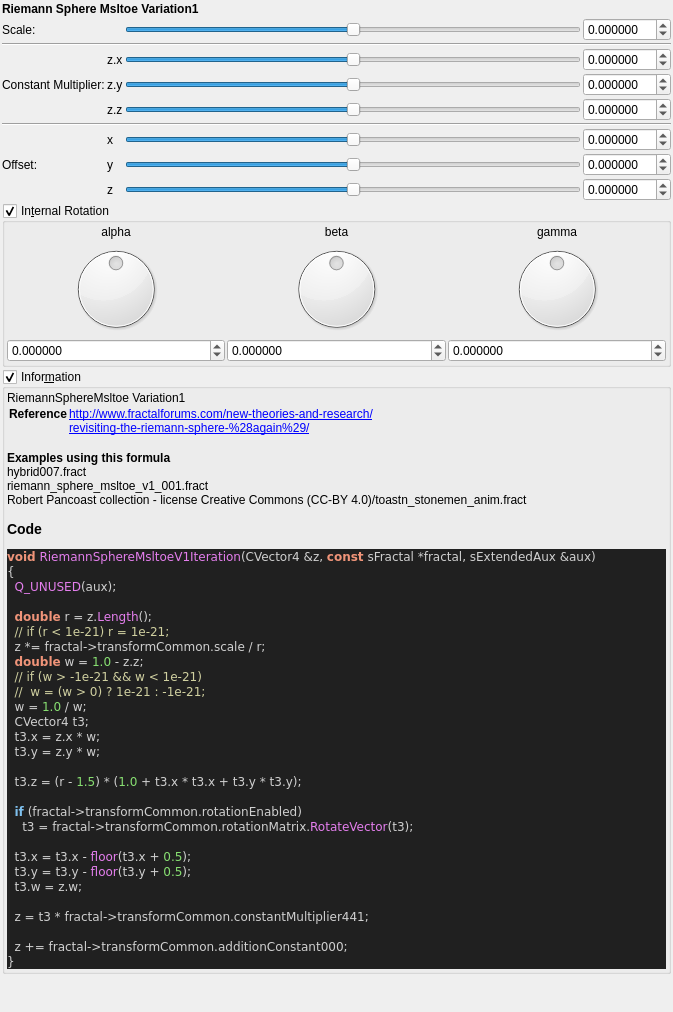
Before: the Qt Designer form mandelbulber2/formula/ui/fractal_riemann_sphere_msltoe_v1.ui in buddhi1980/mandelbulber2, drawn with Qt 5.
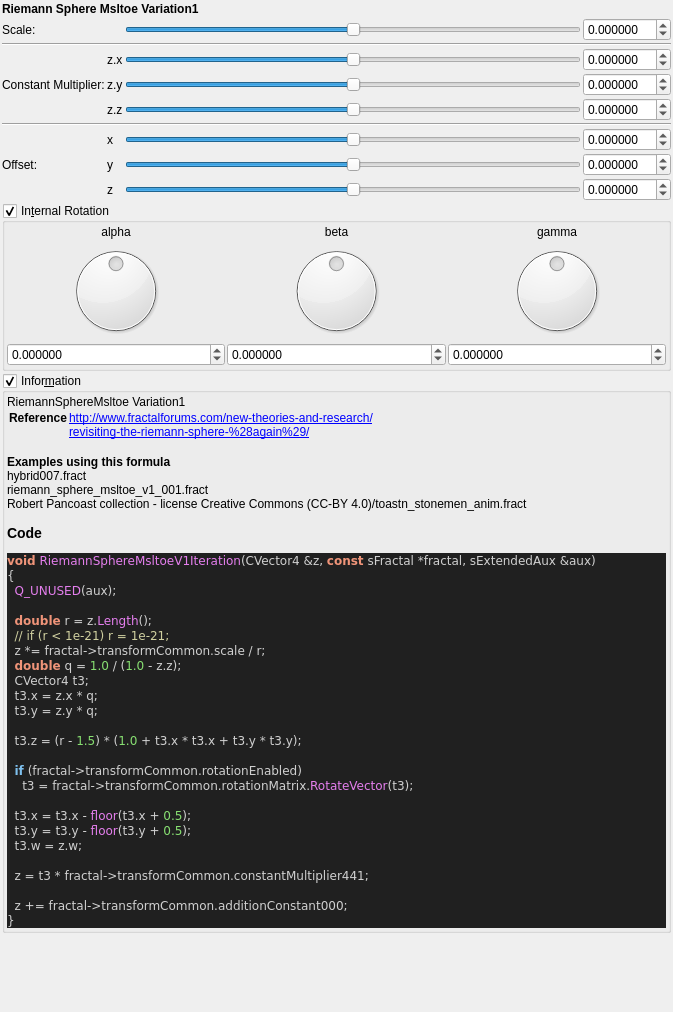
After: the same form once the commit is applied. Custom widgets are drawn as their Qt base class.

Diff of the .ui file:
```diff
--- a/mandelbulber2/formula/ui/fractal_riemann_sphere_msltoe_v1.ui
+++ b/mandelbulber2/formula/ui/fractal_riemann_sphere_msltoe_v1.ui
@@ -730,13 +730,10 @@
   &lt;span style=&quot;color:#f09479; font-weight:bold&quot;&gt;double&lt;/span&gt; r &lt;span style=&quot;color:#d0d0d0&quot;&gt;=&lt;/span&gt; z&lt;span style=&quot;color:#d0d0d0&quot;&gt;.&lt;/span&gt;&lt;span style=&quot;color:#e47eed&quot;&gt;Length&lt;/span&gt;&lt;span style=&quot;color:#d0d0d0&quot;&gt;();&lt;/span&gt;
   &lt;span style=&quot;color:#d0d0a0&quot;&gt;// if (r &amp;lt; 1e-21) r = 1e-21;&lt;/span&gt;
   z &lt;span style=&quot;color:#d0d0d0&quot;&gt;*=&lt;/span&gt; fractal&lt;span style=&quot;color:#d0d0d0&quot;&gt;-&amp;gt;&lt;/span&gt;transformCommon&lt;span style=&quot;color:#d0d0d0&quot;&gt;.&lt;/span&gt;scale &lt;span style=&quot;color:#d0d0d0&quot;&gt;/&lt;/span&gt; r&lt;span style=&quot;color:#d0d0d0&quot;&gt;;&lt;/span&gt;
-  &lt;span style=&quot;color:#f09479; font-weight:bold&quot;&gt;double&lt;/span&gt; w &lt;span style=&quot;color:#d0d0d0&quot;&gt;=&lt;/span&gt; &lt;span style=&quot;color:#87df71&quot;&gt;1.0&lt;/span&gt; &lt;span style=&quot;color:#d0d0d0&quot;&gt;-&lt;/span&gt; z&lt;span style=&quot;color:#d0d0d0&quot;&gt;.&lt;/span&gt;z&lt;span style=&quot;color:#d0d0d0&quot;&gt;;&lt;/span&gt;
-  &lt;span style=&quot;color:#d0d0a0&quot;&gt;// if (w &amp;gt; -1e-21 &amp;amp;&amp;amp; w &amp;lt; 1e-21)&lt;/span&gt;
-  &lt;span style=&quot;color:#d0d0a0&quot;&gt;//  w = (w &amp;gt; 0) ? 1e-21 : -1e-21;&lt;/span&gt;
-  w &lt;span style=&quot;color:#d0d0d0&quot;&gt;=&lt;/span&gt; &lt;span style=&quot;color:#87df71&quot;&gt;1.0&lt;/span&gt; &lt;span style=&quot;color:#d0d0d0&quot;&gt;/&lt;/span&gt; w&lt;span style=&quot;color:#d0d0d0&quot;&gt;;&lt;/span&gt;
+  &lt;span style=&quot;color:#f09479; font-weight:bold&quot;&gt;double&lt;/span&gt; q &lt;span style=&quot;color:#d0d0d0&quot;&gt;=&lt;/span&gt; &lt;span style=&quot;color:#87df71&quot;&gt;1.0&lt;/span&gt; &lt;span style=&quot;color:#d0d0d0&quot;&gt;/ (&lt;/span&gt;&lt;span style=&quot;color:#87df71&quot;&gt;1.0&lt;/span&gt; &lt;span style=&quot;color:#d0d0d0&quot;&gt;-&lt;/span&gt; z&lt;span style=&quot;color:#d0d0d0&quot;&gt;.&lt;/span&gt;z&lt;span style=&quot;color:#d0d0d0&quot;&gt;);&lt;/span&gt;
   CVector4 t3&lt;span style=&quot;color:#d0d0d0&quot;&gt;;&lt;/span&gt;
-  t3&lt;span style=&quot;color:#d0d0d0&quot;&gt;.&lt;/span&gt;x &lt;span style=&quot;color:#d0d0d0&quot;&gt;=&lt;/span&gt; z&lt;span style=&quot;color:#d0d0d0&quot;&gt;.&lt;/span&gt;x &lt;span style=&quot;color:#d0d0d0&quot;&gt;*&lt;/span&gt; w&lt;span style=&quot;color:#d0d0d0&quot;&gt;;&lt;/span&gt;
-  t3&lt;span style=&quot;color:#d0d0d0&quot;&gt;.&lt;/span&gt;y &lt;span style=&quot;color:#d0d0d0&quot;&gt;=&lt;/span&gt; z&lt;span style=&quot;color:#d0d0d0&quot;&gt;.&lt;/span&gt;y &lt;span style=&quot;color:#d0d0d0&quot;&gt;*&lt;/span&gt; w&lt;span style=&quot;color:#d0d0d0&quot;&gt;;&lt;/span&gt;
+  t3&lt;span style=&quot;color:#d0d0d0&quot;&gt;.&lt;/span&gt;x &lt;span style=&quot;color:#d0d0d0&quot;&gt;=&lt;/span&gt; z&lt;span style=&quot;color:#d0d0d0&quot;&gt;.&lt;/span&gt;x &lt;span style=&quot;color:#d0d0d0&quot;&gt;*&lt;/span&gt; q&lt;span style=&quot;color:#d0d0d0&quot;&gt;;&lt;/span&gt;
+  t3&lt;span style=&quot;color:#d0d0d0&quot;&gt;.&lt;/span&gt;y &lt;span style=&quot;color:#d0d0d0&quot;&gt;=&lt;/span&gt; z&lt;span style=&quot;color:#d0d0d0&quot;&gt;.&lt;/span&gt;y &lt;span style=&quot;color:#d0d0d0&quot;&gt;*&lt;/span&gt; q&lt;span style=&quot;color:#d0d0d0&quot;&gt;;&lt;/span&gt;
 
   t3&lt;span style=&quot;color:#d0d0d0&quot;&gt;.&lt;/span&gt;z &lt;span style=&quot;color:#d0d0d0&quot;&gt;= (&lt;/span&gt;r &lt;span style=&quot;color:#d0d0d0&quot;&gt;-&lt;/span&gt; &lt;span style=&quot;color:#87df71&quot;&gt;1.5&lt;/span&gt;&lt;span style=&quot;color:#d0d0d0&quot;&gt;) * (&lt;/span&gt;&lt;span style=&quot;color:#87df71&quot;&gt;1.0&lt;/span&gt; &lt;span style=&quot;color:#d0d0d0&quot;&gt;+&lt;/span&gt; t3&lt;span style=&quot;color:#d0d0d0&quot;&gt;.&lt;/span&gt;x &lt;span style=&quot;color:#d0d0d0&quot;&gt;*&lt;/span&gt; t3&lt;span style=&quot;color:#d0d0d0&quot;&gt;.&lt;/span&gt;x &lt;span style=&quot;color:#d0d0d0&quot;&gt;+&lt;/span&gt; t3&lt;span style=&quot;color:#d0d0d0&quot;&gt;.&lt;/span&gt;y &lt;span style=&quot;color:#d0d0d0&quot;&gt;*&lt;/span&gt; t3&lt;span style=&quot;color:#d0d0d0&quot;&gt;.&lt;/span&gt;y&lt;span style=&quot;color:#d0d0d0&quot;&gt;);&lt;/span&gt;
 
```
